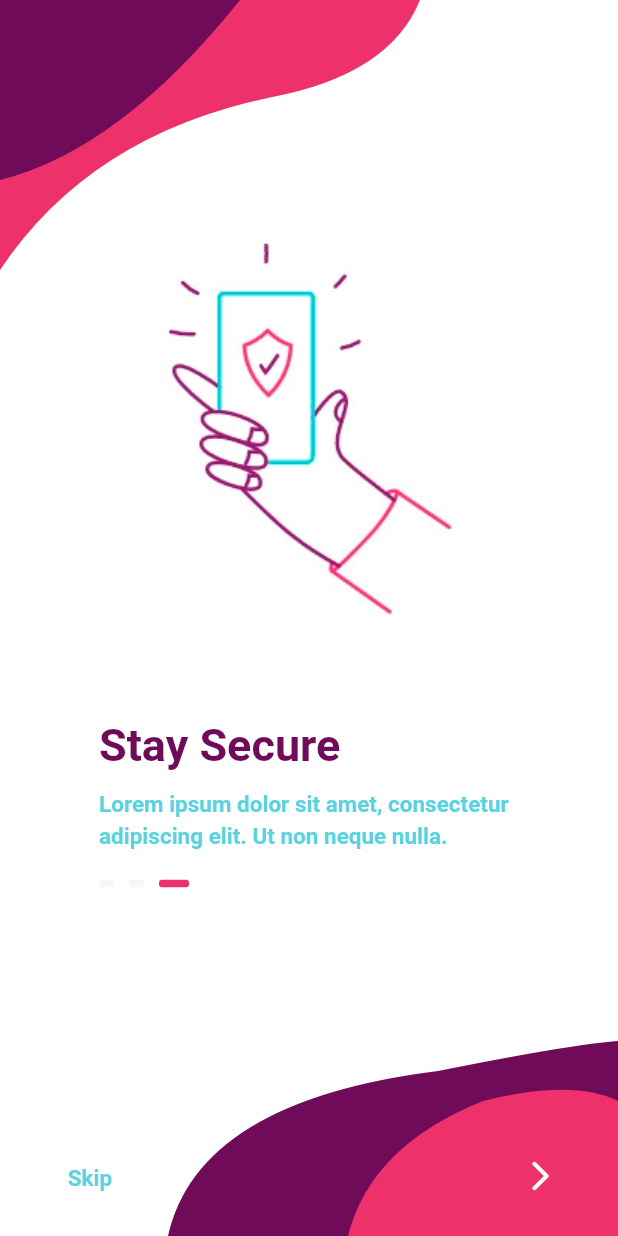
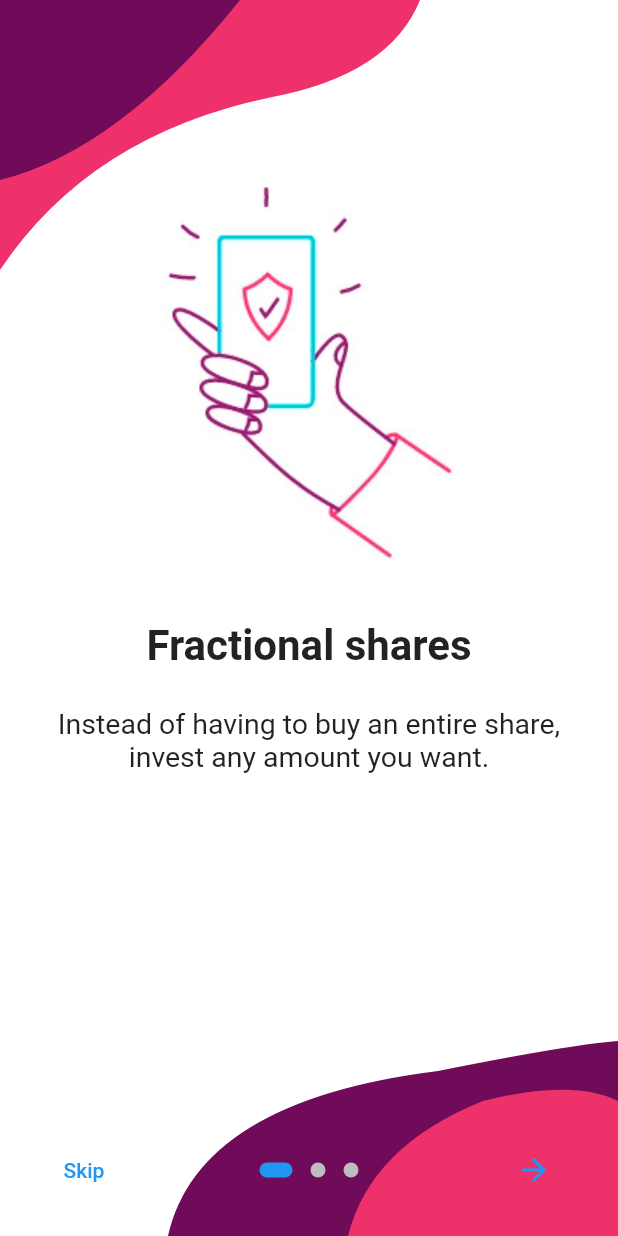
Before and after one commit to eloicasamayor/UIChallenge_BankingApp, a Flutter app: the screen it shows after launch, on a phone screen of 412 x 824 dp. Run offline on Flutter 3.47's test engine with Material 2 defaults, Android fonts, the phone set to English and light mode, and no system bars; drawn by our look-alikes of introduction_screen; our stand-ins replace dotted_border, font_awesome_flutter.

Commit message:
working onboarding screen

```diff
--- a/lib/main.dart
+++ b/lib/main.dart
@@ -1,6 +1,7 @@
 import 'package:flutter/material.dart';
+import 'package:ui_challange_banking_app/screens/onboarding_screen.dart';
 import '../screens/home_screen.dart';
-import '../screens/splash_screen.dart';
+import '../screens/onboarding_screen.dart';
 import '../screens/card_detail_screen.dart';
 
 void main() {
@@ -17,9 +18,9 @@ class MyApp extends StatelessWidget {
       theme: ThemeData(
         primarySwatch: Colors.blue,
       ),
-      home: SplashScreen(),
+      home: OnBoardingPage(),
       routes: {
-        SplashScreen.routeName: (context) => SplashScreen(),
+        //OnBoardingPage.routeName: (context) => OnBoardingPage(),
         HomeScreen.routeName: (context) => HomeScreen(),
         CardDetailScreen.routeName: (context) => CardDetailScreen(),
       },
--- a/lib/screens/home_screen.dart
+++ b/lib/screens/home_screen.dart
@@ -449,18 +449,6 @@ class _HomeScreenPainter extends CustomPainter {
       ..quadraticBezierTo(60, 90, 180, 65)
       ..quadraticBezierTo(260, 50, 280, 0);
 
-    Path purpleBottomPath = Path()
-      ..moveTo(width - 300, height)
-      ..quadraticBezierTo(width - 280, height - 90, width - 120, height - 110)
-      ..quadraticBezierTo(width - 30, height - 128, width, height - 130)
-      ..lineTo(width, height);
-
-    Path pinkBottomPath = Path()
-      ..moveTo(width - 180, height)
-      ..quadraticBezierTo(width - 165, height - 60, width - 90, height - 90)
-      ..quadraticBezierTo(width - 30, height - 105, width, height - 90)
-      ..lineTo(width, height);
-
     canvas.drawPath(pinkTopPath, purplePaint);
     canvas.drawPath(purpleTopPath, pinkPaint);
     //canvas.drawPath(purpleBottomPath, purplePaint);
--- /dev/null
+++ b/lib/screens/onboarding_screen.dart
@@ -0,0 +1,172 @@
+import 'package:flutter/material.dart';
+
+import 'package:introduction_screen/introduction_screen.dart';
+import 'package:ui_challange_banking_app/constants.dart';
+import 'package:ui_challange_banking_app/screens/home_screen.dart';
+
+class OnBoardingPage extends StatefulWidget {
+  @override
+  _OnBoardingPageState createState() => _OnBoardingPageState();
+}
+
+class _OnBoardingPageState extends State<OnBoardingPage> {
+  final introKey = GlobalKey<IntroductionScreenState>();
+
+  void _onIntroEnd(context) {
+    Navigator.of(context).push(
+      MaterialPageRoute(builder: (_) => HomeScreen()),
+    );
+  }
+
+  Widget _buildFullscrenImage() {
+    return Image.asset(
+      'assets/fullscreen.jpg',
+      fit: BoxFit.cover,
+      height: double.infinity,
+      width: double.infinity,
+      alignment: Alignment.center,
+    );
+  }
+
+  Widget _buildImage(String assetName, [double width = 350]) {
+    return Image.asset('assets/$assetName', width: width);
+  }
+
+  @override
+  Widget build(BuildContext context) {
+    const bodyStyle = TextStyle(fontSize: 19.0);
+
+    const pageDecoration = const PageDecoration(
+      titleTextStyle: TextStyle(fontSize: 28.0, fontWeight: FontWeight.w700),
+      bodyTextStyle: bodyStyle,
+      descriptionPadding: EdgeInsets.fromLTRB(16.0, 0.0, 16.0, 16.0),
+      //pageColor: Colors.white,
+      imagePadding: EdgeInsets.zero,
+    );
+
+    return Stack(children: [
+      Container(
+        width: MediaQuery.of(context).size.width,
+        height: MediaQuery.of(context).size.height,
+        color: Colors.white,
+        child: CustomPaint(
+          //painter: SplashScreenPainter(),
+          painter: _OnBoardingScreenPainter(),
+        ),
+      ),
+      IntroductionScreen(
+        key: introKey,
+        globalBackgroundColor: Colors.transparent,
+
+        /* globalFooter: SizedBox(
+          width: double.infinity,
+          height: 60,
+          child: ElevatedButton(
+            child: const Text(
+              'Let\s go right away!',
+              style: TextStyle(fontSize: 16.0, fontWeight: FontWeight.bold),
+            ),
+            onPressed: () => _onIntroEnd(context),
+          ),
+        ), */
+        pages: [
+          PageViewModel(
+            title: "Fractional shares",
+            body:
+                "Instead of having to buy an entire share, invest any amount you want.",
+            image: Image.asset('assets/images/splash_screen_img.png'),
+            decoration: pageDecoration,
+          ),
+          PageViewModel(
+            title: "Learn as you go",
+            body:
+                "Download the Stockpile app and master the market with our mini-lesson.",
+            image: Image.asset('assets/images/splash_screen_img.png'),
+            decoration: pageDecoration,
+          ),
+          PageViewModel(
+            title: "Kids and teens",
+            body:
+                "Kids and teens can track their stocks 24/7 and place trades that you approve.",
+            image: Image.asset('assets/images/splash_screen_img.png'),
+            decoration: pageDecoration,
+          ),
+        ],
+        onDone: () => _onIntroEnd(context),
+        //onSkip: () => _onIntroEnd(context), // You can override onSkip callback
+        showSkipButton: true,
+        skipFlex: 0,
+        nextFlex: 0,
+        //rtl: true, // Display as right-to-left
+        skip: const Text('Skip'),
+        next: const Icon(Icons.arrow_forward),
+        done: const Text('Done', style: TextStyle(fontWeight: FontWeight.w600)),
+        curve: Curves.fastLinearToSlowEaseIn,
+        controlsMargin: const EdgeInsets.all(16),
+        controlsPadding: const EdgeInsets.fromLTRB(8.0, 4.0, 8.0, 4.0),
+        dotsDecorator: const DotsDecorator(
+          size: Size(10.0, 10.0),
+          color: Color(0xFFBDBDBD),
+          activeSize: Size(22.0, 10.0),
+          activeShape: RoundedRectangleBorder(
+            borderRadius: BorderRadius.all(Radius.circular(25.0)),
+          ),
+        ),
+        /* dotsContainerDecorator: const ShapeDecoration(
+          color: Colors.black87,
+          shape: RoundedRectangleBorder(
+            borderRadius: BorderRadius.all(Radius.circular(8.0)),
+          ),
+        ), */
+      ),
+    ]);
+  }
+}
+
+class _OnBoardingScreenPainter extends CustomPainter {
+  @override
+  void paint(Canvas canvas, Size size) {
+    var height = size.height;
+    var width = size.width;
+
+    Paint purplePaint = Paint()
+      ..color = AppColors.purple
+      ..style = PaintingStyle.fill;
+
+    Paint pinkPaint = Paint()
+      ..color = AppColors.pink
+      ..style = PaintingStyle.fill;
+
+    Path purpleTopPath = Path()
+      ..lineTo(0, 120)
+      ..quadraticBezierTo(80, 100, 160, 0);
+
+    Path pinkTopPath = Path()
+      ..lineTo(0, 180)
+      ..quadraticBezierTo(60, 90, 180, 65)
+      ..quadraticBezierTo(260, 50, 280, 0);
+
+    Path purpleBottomPath = Path()
+      ..moveTo(width - 300, height)
+      ..quadraticBezierTo(width - 280, height - 90, width - 120, height - 110)
+      ..quadraticBezierTo(width - 30, height - 128, width, height - 130)
+      ..lineTo(width, height);
+
+    Path pinkBottomPath = Path()
+      ..moveTo(width - 180, height)
+      ..quadraticBezierTo(width - 165, height - 60, width - 90, height - 90)
+      ..quadraticBezierTo(width - 30, height - 105, width, height - 90)
+      ..lineTo(width, height);
+
+    canvas.drawPath(pinkTopPath, pinkPaint);
+    canvas.drawPath(purpleTopPath, purplePaint);
+    canvas.drawPath(purpleBottomPath, purplePaint);
+    canvas.drawPath(pinkBottomPath, pinkPaint);
+  }
+
+  @override
+  bool shouldRepaint(_OnBoardingScreenPainter oldDelegate) => false;
+
+  @override
+  bool shouldRebuildSemantics(_OnBoardingScreenPainter oldDelegate) => false;
+}
--- a/lib/screens/splash_screen.dart
+++ /dev/null
@@ -1,171 +0,0 @@
-import 'package:flutter/material.dart';
-import 'package:ui_challange_banking_app/screens/home_screen.dart';
-import '../constants.dart';
-
-class SplashScreen extends StatelessWidget {
-  static const routeName = '/splash_screen';
-  const SplashScreen({Key? key}) : super(key: key);
-
-  @override
-  Widget build(BuildContext context) {
-    return Scaffold(
-      body: Container(
-        width: MediaQuery.of(context).size.width,
-        height: MediaQuery.of(context).size.height,
-        color: Colors.white,
-        child: CustomPaint(
-          painter: _SplashScreenPainter(),
-          child: Column(
-            mainAxisAlignment: MainAxisAlignment.center,
-            children: [
-              Spacer(),
-              Image.asset('assets/images/splash_screen_img.png'),
-              SizedBox(
-                height: 60,
-              ),
-              Container(
-                width: 280,
-                child: Column(
-                  crossAxisAlignment: CrossAxisAlignment.start,
-                  children: [
-                    Text(
-                      'Stay Secure',
-                      style: styleBigText,
-                    ),
-                    SizedBox(
-                      height: 10,
-                    ),
-                    Text(
-                      'Lorem ipsum dolor sit amet, consectetur adipiscing elit. Ut non neque nulla.',
-                      style: styleLittleText,
-                    ),
-                    SizedBox(
-                      height: 20,
-                    ),
-                    Indicators(),
-                  ],
-                ),
-              ),
-              Spacer(),
-              Padding(
-                padding: EdgeInsets.symmetric(
-                  vertical: 16,
-                  horizontal: 28,
-                ),
-                child: Row(
-                  mainAxisAlignment: MainAxisAlignment.spaceBetween,
-                  children: [
-                    TextButton(
-                      onPressed: () => Navigator.of(context).pushNamed(
-                        HomeScreen.routeName,
-                      ),
-                      child: Text(
-                        'Skip',
-                        style: styleLittleText,
-                      ),
-                    ),
-                    IconButton(
-                      onPressed: () {},
-                      icon: Icon(
-                        Icons.arrow_forward_ios_rounded,
-                        color: Colors.white,
-                      ),
-                    ),
-                  ],
-                ),
-              )
-            ],
-          ),
-        ),
-      ),
-    );
-  }
-}
-
-class Indicators extends StatelessWidget {
-  const Indicators({
-    Key? key,
-  }) : super(key: key);
-
-  @override
-  Widget build(BuildContext context) {
-    return Container(
-      height: 5,
-      child: Row(
-        children: [
-          Container(
-            width: 10,
-            decoration: BoxDecoration(
-              color: AppColors.lightGrey,
-              borderRadius: BorderRadius.circular(2),
-            ),
-          ),
-          SizedBox(width: 10),
-          Container(
-            decoration: BoxDecoration(
-              color: AppColors.lightGrey,
-              borderRadius: BorderRadius.circular(2),
-            ),
-            width: 10,
-          ),
-          SizedBox(width: 10),
-          Container(
-            width: 20,
-            decoration: BoxDecoration(
-              color: AppColors.pink,
-              borderRadius: BorderRadius.circular(2),
-            ),
-          ),
-        ],
-      ),
-    );
-  }
-}
-
-class _SplashScreenPainter extends CustomPainter {
-  @override
-  void paint(Canvas canvas, Size size) {
-    var height = size.height;
-    var width = size.width;
-
-    Paint purplePaint = Paint()
-      ..color = AppColors.purple
-      ..style = PaintingStyle.fill;
-
-    Paint pinkPaint = Paint()
-      ..color = AppColors.pink
-      ..style = PaintingStyle.fill;
-
-    Path purpleTopPath = Path()
-      ..lineTo(0, 120)
-      ..quadraticBezierTo(80, 100, 160, 0);
-
-    Path pinkTopPath = Path()
-      ..lineTo(0, 180)
-      ..quadraticBezierTo(60, 90, 180, 65)
-      ..quadraticBezierTo(260, 50, 280, 0);
-
-    Path purpleBottomPath = Path()
-      ..moveTo(width - 300, height)
-      ..quadraticBezierTo(width - 280, height - 90, width - 120, height - 110)
-      ..quadraticBezierTo(width - 30, height - 128, width, height - 130)
-      ..lineTo(width, height);
-
-    Path pinkBottomPath = Path()
-      ..moveTo(width - 180, height)
-      ..quadraticBezierTo(width - 165, height - 60, width - 90, height - 90)
-      ..quadraticBezierTo(width - 30, height - 105, width, height - 90)
-      ..lineTo(width, height);
-
-    canvas.drawPath(pinkTopPath, pinkPaint);
-    canvas.drawPath(purpleTopPath, purplePaint);
-    canvas.drawPath(purpleBottomPath, purplePaint);
-    canvas.drawPath(pinkBottomPath, pinkPaint);
-  }
-
-  @override
-  bool shouldRepaint(_SplashScreenPainter oldDelegate) => false;
-
-  @override
-  bool shouldRebuildSemantics(_SplashScreenPainter oldDelegate) => false;
-}
--- a/pubspec.yaml
+++ b/pubspec.yaml
@@ -31,6 +31,7 @@ dependencies:
   dotted_border: ^2.0.0
   font_awesome_flutter: ^9.1.0
   intl: ^0.17.0
+  introduction_screen: ^2.1.0
 
 dev_dependencies:
   flutter_test:
```
Also changed, not shown: pubspec.lock.
